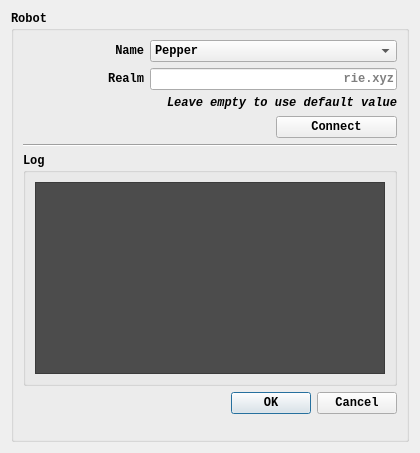
The window that interaction_manager/ui/connectiondialog.ui (ES-TUDelft/interaction-design-tool-ir) describes before a commit, drawn with Qt 5.
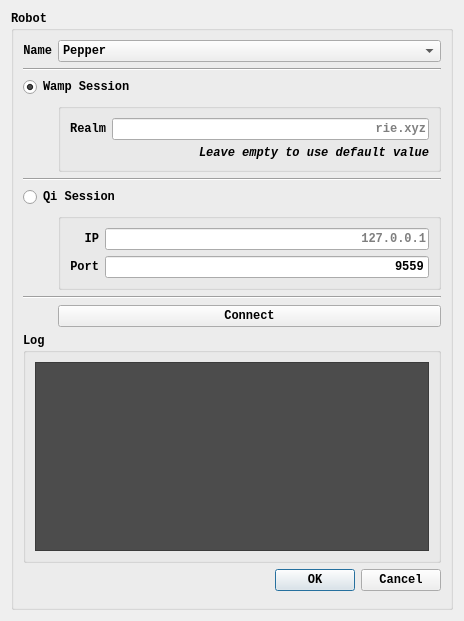
The same window after the commit.

The edit to the form file:
```diff
--- a/interaction_manager/ui/connectiondialog.ui
+++ b/interaction_manager/ui/connectiondialog.ui
@@ -6,8 +6,8 @@
    <rect>
     <x>0</x>
     <y>0</y>
-    <width>420</width>
-    <height>453</height>
+    <width>464</width>
+    <height>621</height>
    </rect>
   </property>
   <property name="sizePolicy">
@@ -25,7 +25,7 @@
   <property name="maximumSize">
    <size>
     <width>500</width>
-    <height>500</height>
+    <height>750</height>
    </size>
   </property>
   <property name="windowTitle">
@@ -44,59 +44,64 @@
      <property name="title">
       <string>Robot</string>
      </property>
-     <layout class="QGridLayout" name="gridLayout">
+     <layout class="QGridLayout" name="gridLayout_7">
       <item row="0" column="0">
        <layout class="QGridLayout" name="gridLayout_12">
+        <item row="0" column="0">
+         <widget class="QLabel" name="label">
+          <property name="sizePolicy">
+           <sizepolicy hsizetype="Fixed" vsizetype="Preferred">
+            <horstretch>0</horstretch>
+            <verstretch>0</verstretch>
+           </sizepolicy>
+          </property>
+          <property name="text">
+           <string>Name</string>
+          </property>
+          <property name="alignment">
+           <set>Qt::AlignRight|Qt::AlignTrailing|Qt::AlignVCenter</set>
+          </property>
+         </widget>
+        </item>
+        <item row="0" column="1" colspan="2">
+         <widget class="QComboBox" name="robotNameComboBox">
+          <item>
+           <property name="text">
+            <string>Pepper</string>
+           </property>
+          </item>
+          <item>
+           <property name="text">
+            <string>Nao</string>
+           </property>
+          </item>
+         </widget>
+        </item>
+        <item row="2" column="0" colspan="3">
+         <widget class="QRadioButton" name="wampSessionRadioButton">
+          <property name="text">
+           <string>Wamp Session</string>
+          </property>
+          <property name="checked">
+           <bool>true</bool>
+          </property>
+         </widget>
+        </item>
         <item row="5" column="0" colspan="3">
-         <widget class="QGroupBox" name="groupBox_2">
-          <property name="title">
-           <string>Log</string>
+         <widget class="Line" name="line_3">
+          <property name="orientation">
+           <enum>Qt::Horizontal</enum>
           </property>
-          <layout class="QGridLayout" name="gridLayout_2">
-           <item row="0" column="0">
-            <widget class="QTextEdit" name="messageTextEdit">
-             <property name="autoFillBackground">
-              <bool>true</bool>
-             </property>
-             <property name="styleSheet">
-              <string notr="true">background: rgb(76, 76, 76)</string>
-             </property>
-            </widget>
-           </item>
-          </layout>
          </widget>
         </item>
-        <item row="1" column="1" colspan="2">
-         <widget class="QLineEdit" name="robotRealmLineEdit">
-          <property name="layoutDirection">
-           <enum>Qt::LeftToRight</enum>
-          </property>
-          <property name="alignment">
-           <set>Qt::AlignRight|Qt::AlignTrailing|Qt::AlignVCenter</set>
-          </property>
-          <property name="placeholderText">
-           <string>rie.xyz</string>
-          </property>
-         </widget>
-        </item>
-        <item row="4" column="0" colspan="3">
-         <widget class="Line" name="line">
+        <item row="1" column="0" colspan="3">
+         <widget class="Line" name="line_2">
           <property name="orientation">
            <enum>Qt::Horizontal</enum>
           </property>
          </widget>
         </item>
-        <item row="1" column="0">
-         <widget class="QLabel" name="robotIPLabel">
-          <property name="text">
-           <string>Realm</string>
-          </property>
-          <property name="alignment">
-           <set>Qt::AlignRight|Qt::AlignTrailing|Qt::AlignVCenter</set>
-          </property>
-         </widget>
-        </item>
-        <item row="8" column="1">
+        <item row="13" column="1">
          <spacer name="verticalSpacer">
           <property name="orientation">
            <enum>Qt::Vertical</enum>
@@ -109,21 +114,14 @@
           </property>
          </spacer>
         </item>
-        <item row="0" column="1" colspan="2">
-         <widget class="QComboBox" name="robotNameComboBox">
-          <item>
-           <property name="text">
-            <string>Pepper</string>
-           </property>
-          </item>
-          <item>
-           <property name="text">
-            <string>Nao</string>
-           </property>
-          </item>
+        <item row="9" column="1" colspan="2">
+         <widget class="QPushButton" name="connectPushButton">
+          <property name="text">
+           <string>Connect</string>
+          </property>
          </widget>
         </item>
-        <item row="6" column="1" colspan="2">
+        <item row="11" column="1" colspan="2">
          <widget class="QDialogButtonBox" name="buttonBox">
           <property name="orientation">
            <enum>Qt::Horizontal</enum>
@@ -133,39 +131,162 @@
           </property>
          </widget>
         </item>
-        <item row="3" column="2">
-         <widget class="QPushButton" name="connectPushButton">
-          <property name="text">
-           <string>Connect</string>
+        <item row="3" column="1" colspan="2">
+         <widget class="QGroupBox" name="wampSessionGroupBox">
+          <property name="title">
+           <string/>
           </property>
+          <layout class="QGridLayout" name="gridLayout_4">
+           <item row="0" column="0">
+            <layout class="QGridLayout" name="gridLayout">
+             <item row="0" column="0">
+              <widget class="QLabel" name="robotIPLabel">
+               <property name="text">
+                <string>Realm</string>
+               </property>
+               <property name="alignment">
+                <set>Qt::AlignRight|Qt::AlignTrailing|Qt::AlignVCenter</set>
+               </property>
+              </widget>
+             </item>
+             <item row="0" column="1">
+              <widget class="QLineEdit" name="robotRealmLineEdit">
+               <property name="layoutDirection">
+                <enum>Qt::LeftToRight</enum>
+               </property>
+               <property name="alignment">
+                <set>Qt::AlignRight|Qt::AlignTrailing|Qt::AlignVCenter</set>
+               </property>
+               <property name="placeholderText">
+                <string>rie.xyz</string>
+               </property>
+              </widget>
+             </item>
+             <item row="1" column="0" colspan="2">
+              <widget class="QLabel" name="portLabel">
+               <property name="font">
+                <font>
+                 <family>Courier New</family>
+                 <weight>75</weight>
+                 <italic>true</italic>
+                 <bold>true</bold>
+                </font>
+               </property>
+               <property name="text">
+                <string>Leave empty to use default value</string>
+               </property>
+               <property name="alignment">
+                <set>Qt::AlignRight|Qt::AlignTrailing|Qt::AlignVCenter</set>
+               </property>
+              </widget>
+             </item>
+            </layout>
+           </item>
+          </layout>
          </widget>
         </item>
-        <item row="0" column="0">
-         <widget class="QLabel" name="label">
-          <property name="text">
-           <string>Name</string>
+        <item row="10" column="0" colspan="3">
+         <widget class="QGroupBox" name="groupBox_2">
+          <property name="title">
+           <string>Log</string>
           </property>
-          <property name="alignment">
-           <set>Qt::AlignRight|Qt::AlignTrailing|Qt::AlignVCenter</set>
-          </property>
+          <layout class="QGridLayout" name="gridLayout_2">
+           <item row="0" column="0">
+            <widget class="QTextEdit" name="messageTextEdit">
+             <property name="autoFillBackground">
+              <bool>true</bool>
+             </property>
+             <property name="styleSheet">
+              <string notr="true">background: rgb(76, 76, 76)</string>
+             </property>
+            </widget>
+           </item>
+          </layout>
          </widget>
         </item>
-        <item row="2" column="1" colspan="2">
-         <widget class="QLabel" name="portLabel">
-          <property name="font">
-           <font>
-            <family>Courier New</family>
-            <weight>75</weight>
-            <italic>true</italic>
-            <bold>true</bold>
-           </font>
+        <item row="8" column="0" colspan="3">
+         <widget class="Line" name="line">
+          <property name="orientation">
+           <enum>Qt::Horizontal</enum>
           </property>
+         </widget>
+        </item>
+        <item row="6" column="0" colspan="3">
+         <widget class="QRadioButton" name="qiSessionRadioButton">
           <property name="text">
-           <string>Leave empty to use default value</string>
+           <string>Qi Session</string>
           </property>
-          <property name="alignment">
-           <set>Qt::AlignRight|Qt::AlignTrailing|Qt::AlignVCenter</set>
+         </widget>
+        </item>
+        <item row="7" column="1" colspan="2">
+         <widget class="QGroupBox" name="qiSessionGroupBox">
+          <property name="enabled">
+           <bool>true</bool>
           </property>
+          <property name="title">
+           <string/>
+          </property>
+          <layout class="QGridLayout" name="gridLayout_6">
+           <item row="0" column="0">
+            <layout class="QGridLayout" name="gridLayout_5">
+             <item row="0" column="1">
+              <widget class="QLineEdit" name="robotIPLineEdit">
+               <property name="enabled">
+                <bool>true</bool>
+               </property>
+               <property name="layoutDirection">
+                <enum>Qt::LeftToRight</enum>
+               </property>
+               <property name="alignment">
+                <set>Qt::AlignRight|Qt::AlignTrailing|Qt::AlignVCenter</set>
+               </property>
+               <property name="placeholderText">
+                <string>127.0.0.1</string>
+               </property>
+              </widget>
+             </item>
+             <item row="0" column="0">
+              <widget class="QLabel" name="label_2">
+               <property name="text">
+                <string>IP</string>
+               </property>
+               <property name="alignment">
+                <set>Qt::AlignRight|Qt::AlignTrailing|Qt::AlignVCenter</set>
+               </property>
+              </widget>
+             </item>
+             <item row="1" column="0">
+              <widget class="QLabel" name="label_3">
+               <property name="text">
+                <string>Port</string>
+               </property>
+               <property name="alignment">
+                <set>Qt::AlignRight|Qt::AlignTrailing|Qt::AlignVCenter</set>
+               </property>
+              </widget>
+             </item>
+             <item row="1" column="1">
+              <widget class="QLineEdit" name="robotPortLineEdit">
+               <property name="enabled">
+                <bool>true</bool>
+               </property>
+               <property name="layoutDirection">
+                <enum>Qt::LeftToRight</enum>
+               </property>
+               <property name="text">
+                <string>9559</string>
+               </property>
+               <property name="alignment">
+                <set>Qt::AlignRight|Qt::AlignTrailing|Qt::AlignVCenter</set>
+               </property>
+               <property name="placeholderText">
+                <string>rie.xyz</string>
+               </property>
+              </widget>
+             </item>
+            </layout>
+           </item>
+          </layout>
          </widget>
         </item>
        </layout>
```
